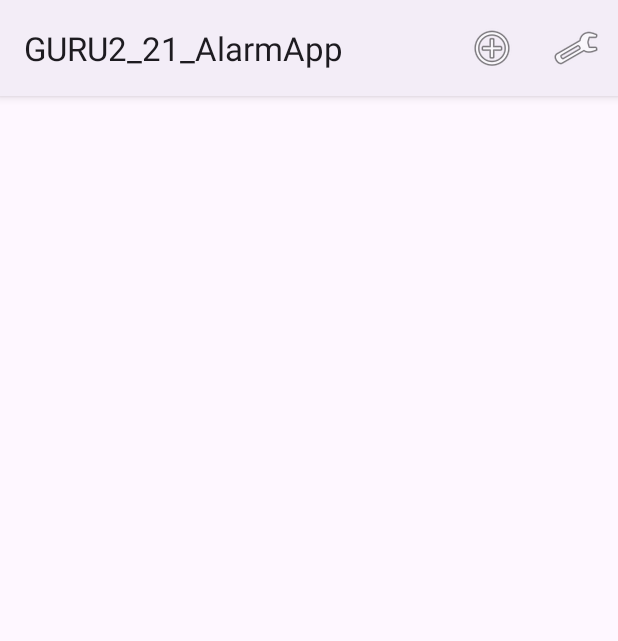
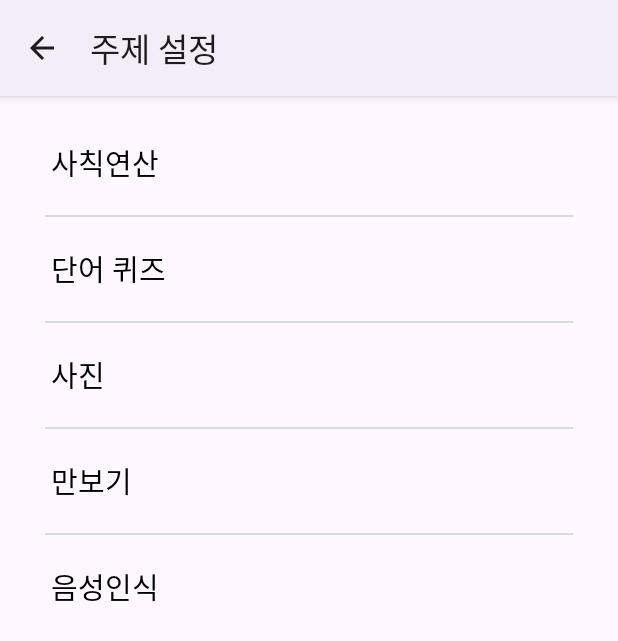
Before and after one commit to jwildkj/GURU2_21, an Android app: the screen it shows after launch (MainActivity before the commit, SetThemeList after it), after a tap on "주제 설정", on a phone screen of 412 x 824 dp. Shown: the top 641 px of the screen. Run offline under Robolectric (Android 15) with nearby library versions, the phone set to English and light mode, and no system bars.

Commit message:
주제 설정 페이지(SetThemeList, set_theme_list) setStepCount, stepCount title bar 제목 수정 setStepCount 뒤로가기 추가

```diff
--- a/app/src/main/AndroidManifest.xml
+++ b/app/src/main/AndroidManifest.xml
@@ -1,13 +1,9 @@
 <?xml version="1.0" encoding="utf-8"?>
 <manifest xmlns:android="http://schemas.android.com/apk/res/android"
     xmlns:tools="http://schemas.android.com/tools">
-
-    <!-- 스텝 감지 센서 사용 설정, 만보기 사용시 사용-->
-    <uses-permission android:name="android.permission.ACTIVITY_RECOGNITION" />
-
-    <!--    //카메라 접근 권한-->
-    <uses-feature android:name="android.hardware.camera" />
-    <!--    //갤러리 접근 권한-->
+    <!-- 스텝 감지 센서 사용 설정, 만보기 사용시 사용 -->
+    <uses-permission android:name="android.permission.ACTIVITY_RECOGNITION" /> <!-- //카메라 접근 권한 -->
+    <uses-feature android:name="android.hardware.camera" /> <!-- //갤러리 접근 권한 -->
     <uses-permission android:name="android.permission.WRITE_EXTERNAL_STORAGE" />
     <uses-permission android:name="android.permission.READ_EXTERNAL_STORAGE" />
     <uses-permission android:name="android.permission.READ_MEDIA_IMAGES" />
@@ -23,10 +19,15 @@
         android:theme="@style/Theme.GURU2_21_AlarmApp"
         tools:targetApi="31">
         <activity
+            android:name=".SetThemeList"
+            android:parentActivityName=".MainActivity"
+            android:exported="false" />
+        <activity
             android:name=".StepCount"
             android:exported="false" />
         <activity
             android:name=".SetStepCount"
+            android:parentActivityName=".SetThemeList"
             android:exported="false" />
         <activity
             android:name=".MainActivity"
--- a/app/src/main/java/com/example/guru2_21_alarmapp/MainActivity.kt
+++ b/app/src/main/java/com/example/guru2_21_alarmapp/MainActivity.kt
@@ -111,6 +111,11 @@ class MainActivity : AppCompatActivity() {
                 startActivityForResult(intent, ADD_ALARM_REQUEST_CODE)
                 return true
             }
+            R.id.sub_set -> {
+                val intent = Intent(this, SetThemeList::class.java)
+                startActivity(intent)
+                return true
+            }
 
             else -> return super.onOptionsItemSelected(item)
         }
--- a/app/src/main/java/com/example/guru2_21_alarmapp/SetStepCount.kt
+++ b/app/src/main/java/com/example/guru2_21_alarmapp/SetStepCount.kt
@@ -1,6 +1,7 @@
 package com.example.guru2_21_alarmapp
 
 import android.annotation.SuppressLint
+import android.content.Intent
 import androidx.appcompat.app.AppCompatActivity
 import android.os.Bundle
 import android.widget.Button
@@ -31,6 +32,9 @@ class SetStepCount : AppCompatActivity() {
     override fun onCreate(savedInstanceState: Bundle?) {
         super.onCreate(savedInstanceState)
         setContentView(R.layout.activity_set_step_count)
+
+        // title bar
+        supportActionBar?.setTitle("만보기")
 
         // 라디오 버튼
         setStepCountRBs = findViewById<RadioGroup>(R.id.setStepCountRBs)
@@ -71,6 +75,9 @@ class SetStepCount : AppCompatActivity() {
                     setStepNum = setStepCountET1.text.toString().toInt()
                 }
             }
+
+            val intent = Intent(this, MainActivity::class.java)
+            startActivity(intent)
         }
     }
 }
--- /dev/null
+++ b/app/src/main/java/com/example/guru2_21_alarmapp/SetThemeList.kt
@@ -0,0 +1,50 @@
+package com.example.guru2_21_alarmapp
+
+import android.annotation.SuppressLint
+import android.content.Intent
+import androidx.appcompat.app.AppCompatActivity
+import android.os.Bundle
+import android.widget.Button
+
+class SetThemeList : AppCompatActivity() {
+    lateinit var goSetPuls: Button
+    lateinit var goSetWordQuiz: Button
+    lateinit var goSetPhoto: Button
+    lateinit var goSetStepCount: Button
+    lateinit var goSetVoice: Button
+
+    @SuppressLint("MissingInflatedId")
+    override fun onCreate(savedInstanceState: Bundle?) {
+        super.onCreate(savedInstanceState)
+        setContentView(R.layout.activity_set_theme_list)
+
+        goSetPuls = findViewById<Button>(R.id.goSetPlus)
+        goSetWordQuiz = findViewById<Button>(R.id.goSetWordQuiz)
+        goSetPhoto = findViewById<Button>(R.id.goSetPhoto)
+        goSetStepCount =findViewById<Button>(R.id.goSetStepCount)
+        goSetVoice = findViewById<Button>(R.id.goSetVoice)
+
+        supportActionBar?.setTitle("주제 설정")
+
+        goSetPuls.setOnClickListener {
+            val intent = Intent(this, MainActivity::class.java)     // 아직 파일이 없어서 메인으로 설정
+            startActivity(intent)
+        }
+        goSetWordQuiz.setOnClickListener {
+            val intent = Intent(this, MainActivity::class.java)     // 단어 설정 페이지?
+            startActivity(intent)
+        }
+        goSetPhoto.setOnClickListener {
+            val intent = Intent(this, SetPhoto::class.java)
+            startActivity(intent)
+        }
+        goSetStepCount.setOnClickListener {
+            val intent = Intent(this, SetStepCount::class.java)
+            startActivity(intent)
+        }
+        goSetVoice.setOnClickListener {
+            val intent = Intent(this, MainActivity::class.java)     // 아직 파일이 없어서 메인으로 설정
+            startActivity(intent)
+        }
+    }
+}
--- a/app/src/main/java/com/example/guru2_21_alarmapp/StepCount.kt
+++ b/app/src/main/java/com/example/guru2_21_alarmapp/StepCount.kt
@@ -31,6 +31,9 @@ class StepCount : AppCompatActivity(), SensorEventListener {
     override fun onCreate(savedInstanceState: Bundle?) {
         super.onCreate(savedInstanceState)
         setContentView(R.layout.activity_step_count)
+
+        // title bar
+        supportActionBar?.setTitle("만보기")
 
         tv_stepCount = findViewById<TextView>(R.id.stepCountText)
         tv_stepCount.setText("0")       // 처음 화면에 띄울 숫자는 0
--- /dev/null
+++ b/app/src/main/res/layout/activity_set_theme_list.xml
@@ -0,0 +1,121 @@
+<?xml version="1.0" encoding="utf-8"?>
+<androidx.constraintlayout.widget.ConstraintLayout xmlns:android="http://schemas.android.com/apk/res/android"
+    xmlns:app="http://schemas.android.com/apk/res-auto"
+    xmlns:tools="http://schemas.android.com/tools"
+    android:layout_width="match_parent"
+    android:layout_height="match_parent"
+    tools:context=".SetThemeList">
+
+    <ScrollView
+        android:layout_width="match_parent"
+        android:layout_height="match_parent" >
+
+        <LinearLayout
+            android:layout_width="match_parent"
+            android:layout_height="wrap_content"
+            android:orientation="vertical"
+            android:paddingLeft="10dp"
+            android:paddingTop="20dp"
+            android:paddingRight="10dp">
+
+            <Button
+                android:id="@+id/goSetPlus"
+                android:layout_width="match_parent"
+                android:layout_height="wrap_content"
+                android:backgroundTint="#00000000"
+                android:text="사칙연산"
+                android:textAlignment="viewStart"
+                android:textAppearance="@style/TextAppearance.AppCompat.Large"
+                android:textColor="#000000"
+                android:textSize="19sp" />
+
+            <View
+                android:layout_width="match_parent"
+                android:layout_height="1dp"
+                android:layout_marginLeft="20dp"
+                android:layout_marginTop="10dp"
+                android:layout_marginRight="20dp"
+                android:layout_marginBottom="10dp"
+                android:background="#DADADA"
+                android:paddingLeft="20dp"
+                android:paddingRight="20dp" />
+
+            <Button
+                android:id="@+id/goSetWordQuiz"
+                android:layout_width="match_parent"
+                android:layout_height="wrap_content"
+                android:backgroundTint="#00000000"
+                android:text="단어 퀴즈"
+                android:textAlignment="viewStart"
+                android:textAppearance="@style/TextAppearance.AppCompat.Large"
+                android:textColor="#000000"
+                android:textSize="19sp" />
+
+            <View
+                android:layout_width="match_parent"
+                android:layout_height="1dp"
+                android:layout_marginLeft="20dp"
+                android:layout_marginTop="10dp"
+                android:layout_marginRight="20dp"
+                android:layout_marginBottom="10dp"
+                android:background="#DADADA"
+                android:paddingLeft="20dp"
+                android:paddingRight="20dp" />
+
+            <Button
+                android:id="@+id/goSetPhoto"
+                android:layout_width="match_parent"
+                android:layout_height="wrap_content"
+                android:backgroundTint="#00000000"
+                android:text="사진"
+                android:textAlignment="viewStart"
+                android:textAppearance="@style/TextAppearance.AppCompat.Large"
+                android:textColor="#000000"
+                android:textSize="19sp" />
+
+            <View
+                android:layout_width="match_parent"
+                android:layout_height="1dp"
+                android:layout_marginLeft="20dp"
+                android:layout_marginTop="10dp"
+                android:layout_marginRight="20dp"
+                android:layout_marginBottom="10dp"
+                android:background="#DADADA"
+                android:paddingLeft="20dp"
+                android:paddingRight="20dp" />
+
+            <Button
+                android:id="@+id/goSetStepCount"
+                android:layout_width="match_parent"
+                android:layout_height="wrap_content"
+                android:backgroundTint="#00000000"
+                android:text="만보기"
+                android:textAlignment="viewStart"
+                android:textAppearance="@style/TextAppearance.AppCompat.Large"
+                android:textColor="#000000"
+                android:textSize="19sp" />
+
+            <View
+                android:layout_width="match_parent"
+                android:layout_height="1dp"
+                android:layout_marginLeft="20dp"
+                android:layout_marginTop="10dp"
+                android:layout_marginRight="20dp"
+                android:layout_marginBottom="10dp"
+                android:background="#DADADA"
+                android:paddingLeft="20dp"
+                android:paddingRight="20dp" />
+
+            <Button
+                android:id="@+id/goSetVoice"
+                android:layout_width="match_parent"
+                android:layout_height="wrap_content"
+                android:backgroundTint="#00000000"
+                android:text="음성인식"
+                android:textAlignment="viewStart"
+                android:textAppearance="@style/TextAppearance.AppCompat.Large"
+                android:textColor="#000000"
+                android:textSize="19sp" />
+        </LinearLayout>
+    </ScrollView>
+</androidx.constraintlayout.widget.ConstraintLayout>
```
